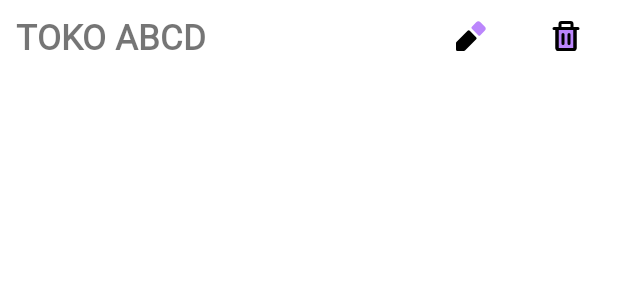
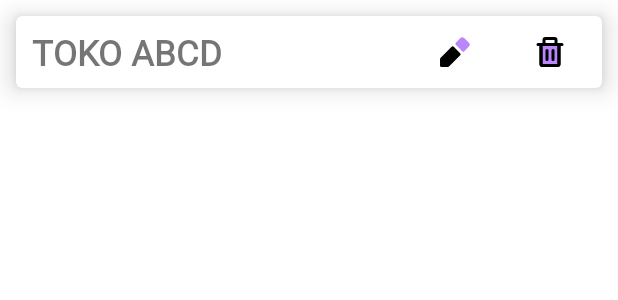
Before and after one commit to hanifalfaqih/TitipBarangKu, an Android app: the layout item_category.xml on its own in the app's theme, with its tools: preview values and no code run, on a phone screen of 412 x 824 dp. Shown: the top 300 px of the screen. Run offline under Robolectric (Android 15) with nearby library versions, the phone set to English and light mode, and no system bars.

Commit message:
modify view for list

```diff
--- a/app/src/main/java/id/allana/titipbarangku/ui/category/CategoryFragment.kt
+++ b/app/src/main/java/id/allana/titipbarangku/ui/category/CategoryFragment.kt
@@ -3,7 +3,6 @@
 import android.view.View
 import androidx.fragment.app.viewModels
 import androidx.navigation.fragment.findNavController
-import androidx.recyclerview.widget.DividerItemDecoration
 import androidx.recyclerview.widget.LinearLayoutManager
 import com.google.android.material.dialog.MaterialAlertDialogBuilder
 import com.google.android.material.snackbar.Snackbar
@@ -32,7 +31,6 @@
     private fun initRecyclerView() {
         getViewBinding().rvCategory.apply {
             layoutManager = LinearLayoutManager(context)
-            addItemDecoration(DividerItemDecoration(context, LinearLayoutManager.VERTICAL))
             adapter = this@CategoryFragment.categoryAdapter
         }
     }
--- a/app/src/main/java/id/allana/titipbarangku/ui/product/ProductFragment.kt
+++ b/app/src/main/java/id/allana/titipbarangku/ui/product/ProductFragment.kt
@@ -3,7 +3,6 @@
 import android.view.View
 import androidx.fragment.app.viewModels
 import androidx.navigation.fragment.findNavController
-import androidx.recyclerview.widget.DividerItemDecoration
 import androidx.recyclerview.widget.LinearLayoutManager
 import com.google.android.material.dialog.MaterialAlertDialogBuilder
 import com.google.android.material.snackbar.Snackbar
@@ -37,7 +36,6 @@
     private fun initRecyclerView() {
         getViewBinding().rvProduct.apply {
             layoutManager = LinearLayoutManager(context)
-            addItemDecoration(DividerItemDecoration(context, LinearLayoutManager.VERTICAL))
             adapter = this@ProductFragment.productAdapter
         }
     }
--- a/app/src/main/java/id/allana/titipbarangku/ui/store/StoreFragment.kt
+++ b/app/src/main/java/id/allana/titipbarangku/ui/store/StoreFragment.kt
@@ -3,7 +3,6 @@
 import android.view.View
 import androidx.fragment.app.viewModels
 import androidx.navigation.fragment.findNavController
-import androidx.recyclerview.widget.DividerItemDecoration
 import androidx.recyclerview.widget.LinearLayoutManager
 import com.google.android.material.dialog.MaterialAlertDialogBuilder
 import com.google.android.material.snackbar.Snackbar
@@ -34,7 +33,6 @@
     private fun initRecyclerView() {
         getViewBinding().rvStore.apply {
             layoutManager = LinearLayoutManager(context)
-            addItemDecoration(DividerItemDecoration(context, LinearLayoutManager.VERTICAL))
             adapter = this@StoreFragment.storeAdapter
         }
     }
--- a/app/src/main/res/layout/item_category.xml
+++ b/app/src/main/res/layout/item_category.xml
@@ -1,9 +1,15 @@
 <?xml version="1.0" encoding="utf-8"?>
-<androidx.constraintlayout.widget.ConstraintLayout xmlns:android="http://schemas.android.com/apk/res/android"
+<com.google.android.material.card.MaterialCardView xmlns:android="http://schemas.android.com/apk/res/android"
     xmlns:tools="http://schemas.android.com/tools"
+    xmlns:app="http://schemas.android.com/apk/res-auto"
     android:layout_width="match_parent"
     android:layout_height="wrap_content"
-    xmlns:app="http://schemas.android.com/apk/res-auto">
+    android:layout_margin="@dimen/_8sdp"
+    app:cardElevation="@dimen/_8sdp">
+
+    <androidx.constraintlayout.widget.ConstraintLayout
+        android:layout_width="match_parent"
+        android:layout_height="wrap_content">
 
         <ImageButton
             android:id="@+id/btn_delete"
@@ -38,3 +44,5 @@
             tools:text="TOKO ABCD" />
 
     </androidx.constraintlayout.widget.ConstraintLayout>
+
+</com.google.android.material.card.MaterialCardView>
```
Also changed, not shown: app/src/main/res/layout/item_product.xml (+9 -1 lines), app/src/main/res/layout/item_store.xml (+10 -2 lines). Lines whose indentation alone changed are shown as unchanged.
